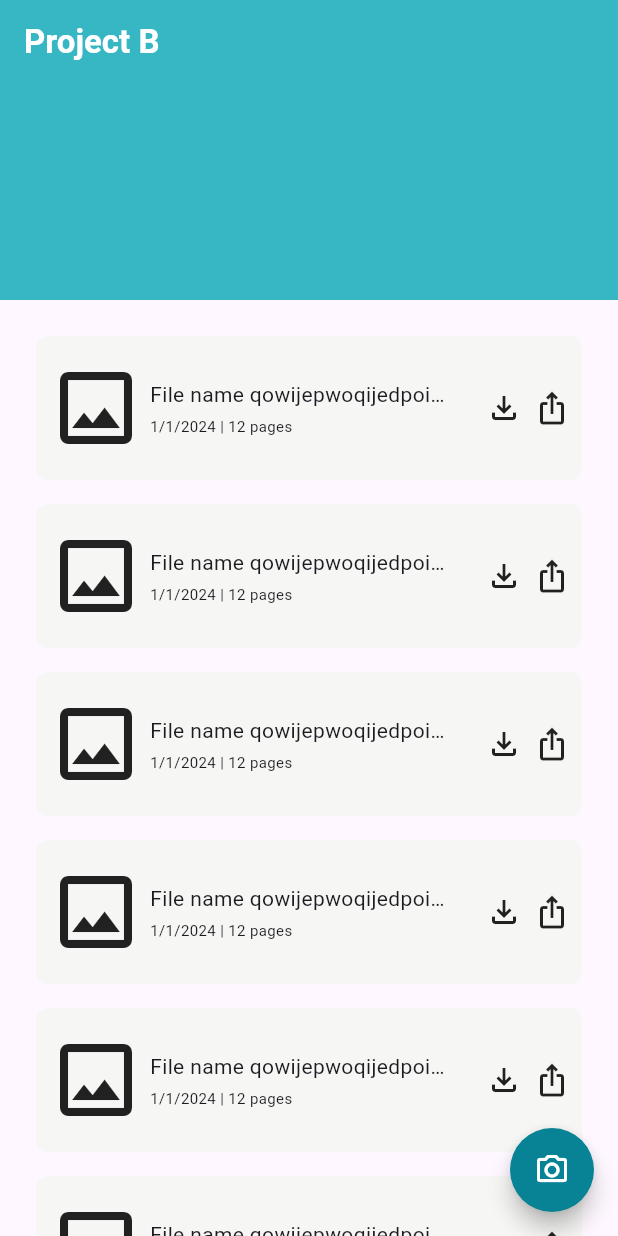
After one commit to asplayground/project-b-client, a Flutter app: the screen it shows after launch, after a tap on "Home screen", on a phone screen of 412 x 824 dp. The commit adds this screen. Run offline on Flutter 3.47's test engine with Material 3 defaults, Android fonts, the phone set to English and light mode, and no system bars; our stand-ins replace image_picker, pdf, share_plus; missing offline and left inert: flutter_pdfview.

Commit message:
feat: add home screen preview

```diff
--- a/lib/main.dart
+++ b/lib/main.dart
@@ -1,5 +1,6 @@
 import 'package:flutter/material.dart';
 import 'package:project_b/pages/custom_pdf_viewer.dart';
+import 'package:project_b/pages/home.dart';
 import 'package:project_b/pages/lab/image_to_pdf.dart';
 import 'package:project_b/pages/lab/in_app_file_explorer.dart';
 
@@ -19,7 +20,8 @@ class MyApp extends StatelessWidget {
         '/': (context) => const MyHomePage(),
         '/dev/imageToPdf': (context) => const ImageToPdf(),
         '/dev/fileExplorer': (context) => const InAppFileExplorer(),
-        '/pdfView': (context) => const CustomPdfViewer()
+        '/pdfView': (context) => const CustomPdfViewer(),
+        '/home': (context) => const HomeScreen()
       },
     );
   }
@@ -70,6 +72,14 @@ class _MyHomePageState extends State<MyHomePage> with TickerProviderStateMixin {
                     Navigator.pushNamed(context, "/dev/fileExplorer");
                   },
                   child: const Text("Test module 2 (in app file explorer)")),
+              const SizedBox(
+                height: 8,
+              ),
+              OutlinedButton(
+                  onPressed: () {
+                    Navigator.pushNamed(context, "/home");
+                  },
+                  child: const Text("Home screen")),
             ],
           ),
         ));
--- /dev/null
+++ b/lib/pages/home.dart
@@ -0,0 +1,101 @@
+import 'package:flutter/material.dart';
+
+class HomeScreen extends StatefulWidget {
+  const HomeScreen({super.key});
+
+  @override
+  State<HomeScreen> createState() => _HomeScreenState();
+}
+
+class _HomeScreenState extends State<HomeScreen> {
+  @override
+  Widget build(BuildContext context) {
+    double maxWidth = MediaQuery.sizeOf(context).width;
+
+    return Scaffold(
+        floatingActionButton: FloatingActionButton(
+          onPressed: () {},
+          backgroundColor: const Color(0xff088395),
+          shape: RoundedRectangleBorder(borderRadius: BorderRadius.circular(360)),
+          child: const Icon(
+            Icons.camera_alt_outlined,
+            color: Colors.white,
+          ),
+        ),
+        body: CustomScrollView(
+          slivers: [
+            SliverAppBar(
+                title: const Text(
+                  "Project B",
+                  style: TextStyle(color: Colors.white, fontWeight: FontWeight.bold),
+                ),
+                automaticallyImplyLeading: false,
+                surfaceTintColor: Colors.transparent,
+                centerTitle: false,
+                expandedHeight: 200,
+                pinned: true,
+                backgroundColor: const Color(0xff37B7C3),
+                flexibleSpace: Container(color: const Color(0xff37B7C3))),
+            SliverList(
+              delegate: SliverChildBuilderDelegate(
+                (_, int index) {
+                  return Container(margin: EdgeInsets.only(top: index == 0 ? 16 : 0), child: FileItem());
+                },
+                childCount: 20,
+              ),
+            ),
+          ],
+        ));
+  }
+}
+
+class FileItem extends StatelessWidget {
+  const FileItem({
+    super.key,
+  });
+
+  @override
+  Widget build(BuildContext context) {
+    return Container(
+      margin: const EdgeInsets.symmetric(horizontal: 24, vertical: 8),
+      padding: const EdgeInsets.symmetric(horizontal: 8, vertical: 16),
+      decoration: const BoxDecoration(color: Color(0xffF6F6F5), borderRadius: BorderRadius.all(Radius.circular(8))),
+      child: Row(
+        children: [
+          const Icon(
+            Icons.photo_outlined,
+            size: 64,
+          ),
+          const SizedBox(
+            width: 4,
+          ),
+          Container(
+            width: 200,
+            child: Column(
+              crossAxisAlignment: CrossAxisAlignment.start,
+              children: [
+                Text(
+                  "File name qowijepwoqijedpoiqwjedpoiqwjeoiqwjeioqwjeoijqwe",
+                  style: TextStyle(overflow: TextOverflow.ellipsis),
+                ),
+                SizedBox(
+                  height: 4,
+                ),
+                Text(
+                  "1/1/2024 | 12 pages",
+                  style: TextStyle(fontSize: 10),
+                )
+              ],
+            ),
+          ),
+          const Spacer(),
+          const Icon(Icons.file_download_outlined),
+          const SizedBox(
+            width: 8,
+          ),
+          const Icon(Icons.ios_share_outlined),
+        ],
+      ),
+    );
+  }
+}
--- a/pubspec.yaml
+++ b/pubspec.yaml
@@ -40,6 +40,7 @@ dependencies:
   # Use with the CupertinoIcons class for iOS style icons.
   cupertino_icons: ^1.0.2
   flutter_pdfview: ^1.3.3
+  sticky_headers: ^0.3.0+2
 
 dev_dependencies:
   flutter_test:
```
Also changed, not shown: pubspec.lock.
